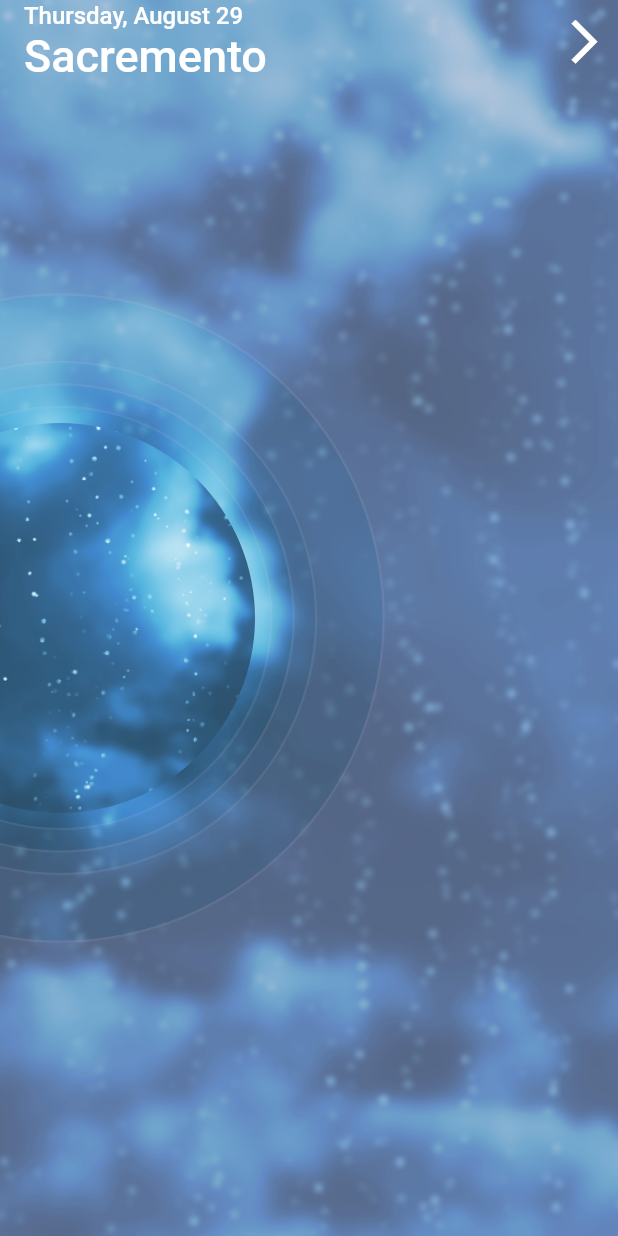
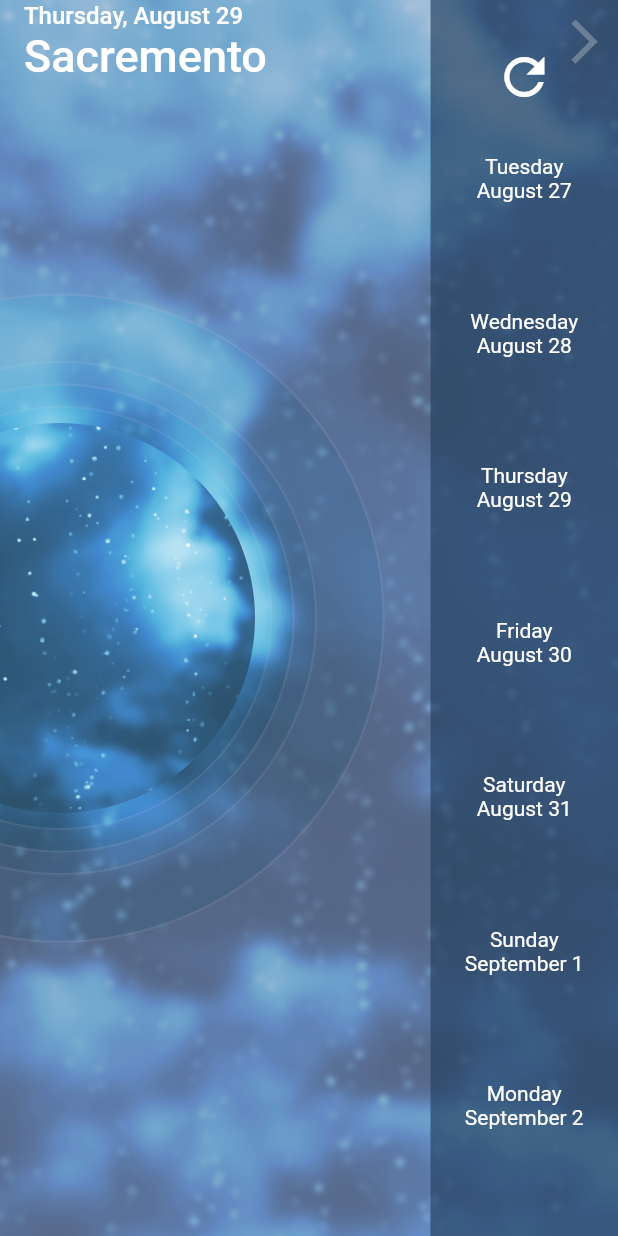
Before and after one commit to AdamMc331/flutter_forecast, a Flutter app: the screen it shows after launch, after a tap on the "arrow forward ios" icon, on a phone screen of 412 x 824 dp. Run offline on Flutter 3.47's test engine with Material 2 defaults, Android fonts, the phone set to English and light mode, and no system bars.

Commit message:
Completed the drawer work.

```diff
--- a/lib/forecast/app_bar.dart
+++ b/lib/forecast/app_bar.dart
@@ -1,6 +1,12 @@
 import 'package:flutter/material.dart';
 
 class ForecastAppBar extends StatelessWidget {
+  final Function onDrawerArrowTap;
+
+  ForecastAppBar({
+    this.onDrawerArrowTap,
+  });
+
   @override
   Widget build(BuildContext context) {
     return new AppBar(
@@ -33,9 +39,7 @@ class ForecastAppBar extends StatelessWidget {
             color: Colors.white,
             size: 35.0,
           ),
-          onPressed: () {
-            //TODO:
-          },
+          onPressed: onDrawerArrowTap,
         )
       ],
     );
--- /dev/null
+++ b/lib/forecast/generic_widgets/sliding_drawer.dart
@@ -0,0 +1,100 @@
+import 'package:flutter/material.dart';
+
+class SlidingDrawer extends StatelessWidget {
+  final Widget drawer;
+  final OpenableController openableController;
+
+  SlidingDrawer({
+    @required this.drawer,
+    @required this.openableController,
+  });
+
+  @override
+  Widget build(BuildContext context) {
+    return new Stack(
+      children: <Widget>[
+        new GestureDetector(
+          onTap: openableController.isOpen() ? openableController.close : null,
+        ),
+        // Allows you to deal with children based on a percentage of their size.
+        new FractionalTranslation(
+          translation: new Offset(1.0 - openableController.percentOpen, 0.0),
+          child: new Align(
+            alignment: Alignment.centerRight,
+            child: drawer,
+          ),
+        )
+      ],
+    );
+  }
+}
+
+class OpenableController extends ChangeNotifier {
+  OpenableState _state = OpenableState.closed;
+  AnimationController _opening;
+
+  OpenableController({
+    @required TickerProvider vsync,
+    @required Duration openDuration,
+  }) : _opening =
+            new AnimationController(vsync: vsync, duration: openDuration) {
+    _opening
+      ..addListener(notifyListeners)
+      ..addStatusListener((AnimationStatus status) {
+        switch (status) {
+          case AnimationStatus.forward:
+            _state = OpenableState.opening;
+            break;
+          case AnimationStatus.completed:
+            _state = OpenableState.open;
+            break;
+          case AnimationStatus.reverse:
+            _state = OpenableState.closing;
+            break;
+          case AnimationStatus.dismissed:
+            _state = OpenableState.closed;
+            break;
+        }
+
+        notifyListeners();
+      });
+  }
+
+  get state => _state;
+
+  get percentOpen => _opening.value;
+
+  bool isOpen() {
+    return _state == OpenableState.open;
+  }
+
+  bool isOpening() {
+    return _state == OpenableState.opening;
+  }
+
+  bool isClosed() {
+    return _state == OpenableState.closed;
+  }
+
+  bool isClosing() {
+    return _state == OpenableState.closing;
+  }
+
+  void open() {
+    _opening.forward();
+  }
+
+  void close() {
+    _opening.reverse();
+  }
+
+  void toggle() {
+    if (isClosed()) {
+      open();
+    } else if (isOpen()) {
+      close();
+    }
+  }
+}
+
+enum OpenableState { closed, opening, open, closing }
--- /dev/null
+++ b/lib/forecast/week_drawer.dart
@@ -0,0 +1,59 @@
+import 'package:flutter/material.dart';
+
+class WeekDrawer extends StatelessWidget {
+  final week = [
+    'Tuesday\nAugust 27',
+    'Wednesday\nAugust 28',
+    'Thursday\nAugust 29',
+    'Friday\nAugust 30',
+    'Saturday\nAugust 31',
+    'Sunday\nSeptember 1',
+    'Monday\nSeptember 2'
+  ];
+
+  final Function(String title) onDaySelected;
+
+  WeekDrawer({
+    this.onDaySelected,
+  });
+
+  List<Widget> _buildDayButtons() {
+    return week.map((String title) {
+      return new Expanded(
+        child: new GestureDetector(
+          child: Text(
+            title,
+            textAlign: TextAlign.center,
+            style: new TextStyle(
+              color: Colors.white,
+              fontSize: 14.0,
+            ),
+          ),
+          onTap: () {
+            onDaySelected(title);
+          },
+        ),
+      );
+    }).toList();
+  }
+
+  @override
+  Widget build(BuildContext context) {
+    return new Container(
+      width: 125.0,
+      height: double.infinity,
+      color: const Color(0xAA234060),
+      child: new Column(
+        children: <Widget>[
+          new Expanded(
+            child: new Icon(
+              Icons.refresh,
+              color: Colors.white,
+              size: 40.0,
+            ),
+          ),
+        ]..addAll(_buildDayButtons()),
+      ),
+    );
+  }
+}
--- a/lib/main.dart
+++ b/lib/main.dart
@@ -1,6 +1,8 @@
 import 'package:flutter/material.dart';
 import 'package:flutter_forecast/forecast/app_bar.dart';
 import 'package:flutter_forecast/forecast/background/background_with_rings.dart';
+import 'package:flutter_forecast/forecast/generic_widgets/sliding_drawer.dart';
+import 'package:flutter_forecast/forecast/week_drawer.dart';
 
 void main() => runApp(new MyApp());
 
@@ -24,7 +26,20 @@ class MyHomePage extends StatefulWidget {
   _MyHomePageState createState() => new _MyHomePageState();
 }
 
-class _MyHomePageState extends State<MyHomePage> {
+class _MyHomePageState extends State<MyHomePage>
+    with SingleTickerProviderStateMixin {
+  OpenableController openableController;
+
+  @override
+  void initState() {
+    super.initState();
+
+    openableController = new OpenableController(
+      vsync: this,
+      openDuration: const Duration(milliseconds: 250),
+    )..addListener(() => setState(() {}));
+  }
+
   @override
   Widget build(BuildContext context) {
     return new Scaffold(
@@ -35,8 +50,18 @@ class _MyHomePageState extends State<MyHomePage> {
             top: 0.0,
             left: 0.0,
             right: 0.0,
-            child: new ForecastAppBar(),
-          )
+            child: new ForecastAppBar(
+              onDrawerArrowTap: openableController.open,
+            ),
+          ),
+          new SlidingDrawer(
+            openableController: openableController,
+            drawer: new WeekDrawer(
+              onDaySelected: (String title) {
+                openableController.close();
+              },
+            ),
+          ),
         ],
       ),
     );
```
